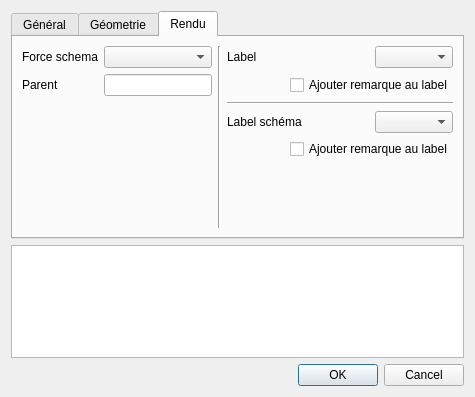
First picture: the form in qgis-project/ui_forms/pipe.ui, repository qwat/QWAT, before the edit.
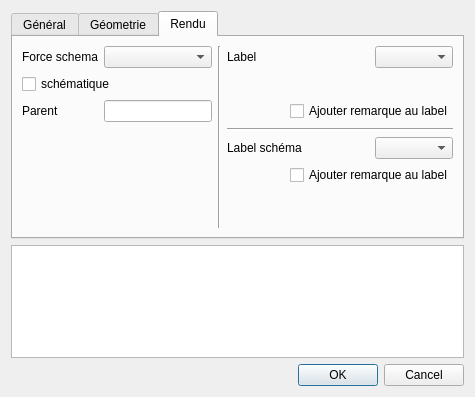
Second picture: the form after the edit. The open tabs and pages were chosen to show the change.

```diff
--- a/qgis-project/ui_forms/pipe.ui
+++ b/qgis-project/ui_forms/pipe.ui
@@ -30,7 +30,7 @@
    <item row="0" column="0">
     <widget class="QTabWidget" name="tabWidget">
      <property name="currentIndex">
-      <number>0</number>
+      <number>2</number>
      </property>
      <widget class="QWidget" name="tab">
       <attribute name="title">
@@ -389,7 +389,7 @@
        <string>Rendu</string>
       </attribute>
       <layout class="QGridLayout" name="gridLayout">
-       <item row="5" column="0">
+       <item row="6" column="0">
         <spacer name="verticalSpacer">
          <property name="orientation">
           <enum>Qt::Vertical</enum>
@@ -402,7 +402,7 @@
          </property>
         </spacer>
        </item>
-       <item row="1" column="4" colspan="2">
+       <item row="2" column="4" colspan="2">
         <widget class="QCheckBox" name="labeladdremark">
          <property name="text">
           <string>Ajouter remarque au label</string>
@@ -416,14 +416,14 @@
          </property>
         </widget>
        </item>
-       <item row="0" column="2" rowspan="6">
+       <item row="0" column="2" rowspan="7">
         <widget class="Line" name="line_6">
          <property name="orientation">
           <enum>Qt::Vertical</enum>
          </property>
         </widget>
        </item>
-       <item row="1" column="3">
+       <item row="2" column="3">
         <spacer name="horizontalSpacer">
          <property name="orientation">
           <enum>Qt::Horizontal</enum>
@@ -446,7 +446,7 @@
          </property>
         </widget>
        </item>
-       <item row="4" column="4" colspan="2">
+       <item row="5" column="4" colspan="2">
         <widget class="QCheckBox" name="labeladdremark_schema">
          <property name="text">
           <string>Ajouter remarque au label</string>
@@ -467,7 +467,7 @@
          </property>
         </widget>
        </item>
-       <item row="4" column="3">
+       <item row="5" column="3">
         <spacer name="horizontalSpacer_2">
          <property name="orientation">
           <enum>Qt::Horizontal</enum>
@@ -480,37 +480,44 @@
          </property>
         </spacer>
        </item>
-       <item row="3" column="5">
+       <item row="4" column="5">
         <widget class="QComboBox" name="labelview_schema">
          <property name="sizeAdjustPolicy">
           <enum>QComboBox::AdjustToContents</enum>
          </property>
         </widget>
        </item>
-       <item row="3" column="3" colspan="2">
+       <item row="4" column="3" colspan="2">
         <widget class="QLabel" name="label_11">
          <property name="text">
           <string>Label schéma</string>
          </property>
         </widget>
        </item>
-       <item row="1" column="1">
+       <item row="2" column="1">
         <widget class="QLineEdit" name="id_parent"/>
        </item>
-       <item row="1" column="0">
+       <item row="2" column="0">
         <widget class="QLabel" name="label_2">
          <property name="text">
           <string>Parent</string>
          </property>
         </widget>
        </item>
-       <item row="2" column="3" colspan="3">
+       <item row="3" column="3" colspan="3">
         <widget class="Line" name="line_7">
          <property name="orientation">
           <enum>Qt::Horizontal</enum>
          </property>
         </widget>
        </item>
+       <item row="1" column="0" colspan="2">
+        <widget class="QCheckBox" name="_schema_view">
+         <property name="text">
+          <string>schématique</string>
+         </property>
+        </widget>
+       </item>
       </layout>
      </widget>
     </widget>
```
